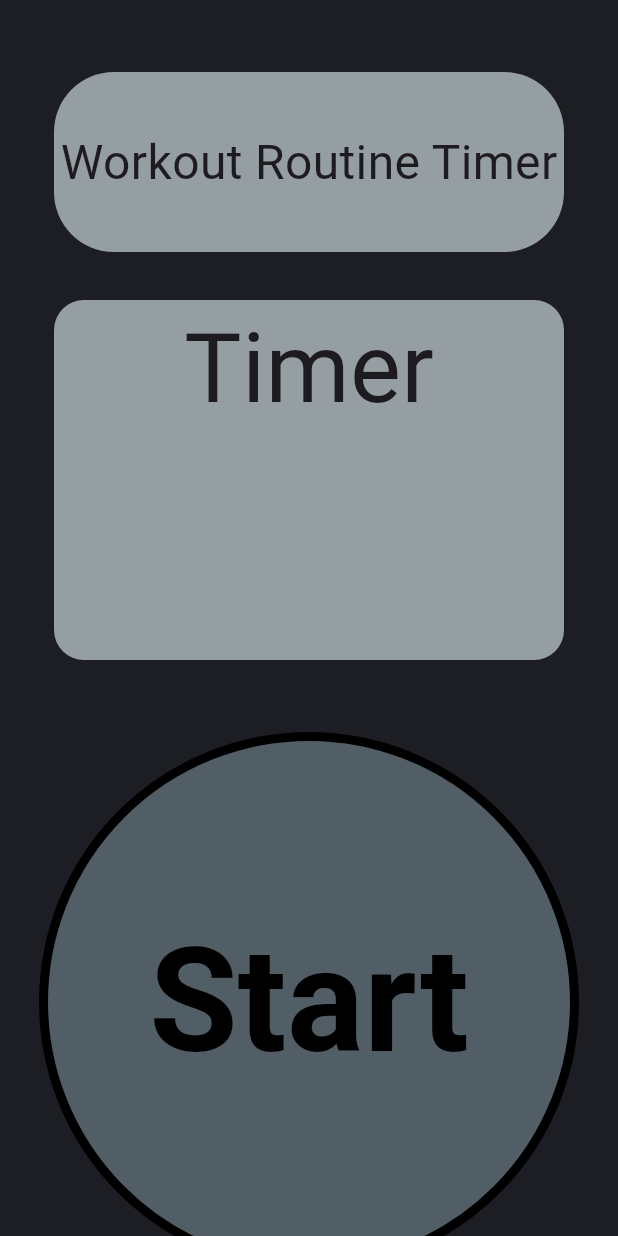
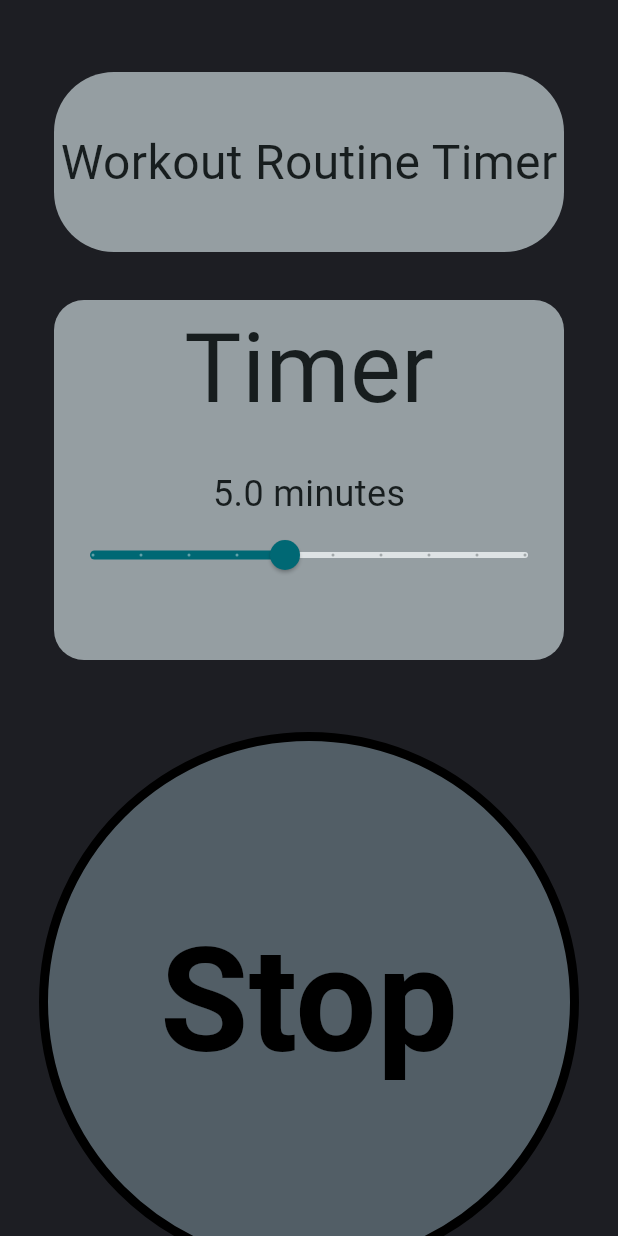
Before and after one commit to BAUu/flutter_workout_routine_timer_app, a Flutter app: the screen it shows after launch, after a tap on "Start", on a phone screen of 412 x 824 dp. Run offline on Flutter 3.47's test engine with Material 3 defaults, Android fonts, the phone set to English and light mode, and no system bars; Roboto replaces fonts that are missing (April16thTTF-Promise, April16thTTF-Safety).

Commit message:
feat: 버튼 누를시 start와 stop 나오게 변경

```diff
--- a/lib/main.dart
+++ b/lib/main.dart
@@ -14,7 +14,7 @@
     return MaterialApp(
       title: 'Flutter Demo',
       theme: ThemeData(
-        colorScheme: ColorScheme.fromSeed(seedColor: Colors.deepPurple),
+        colorScheme: ColorScheme.fromSeed(seedColor: Colors.white),
         useMaterial3: true,
       ),
       home: MainScreen(),
--- a/lib/presentation/screen/main_screen.dart
+++ b/lib/presentation/screen/main_screen.dart
@@ -1,13 +1,30 @@
 import 'package:flutter/material.dart';
 
 class MainScreen extends StatefulWidget {
-  const MainScreen({super.key});
+  const MainScreen({Key? key}) : super(key: key);
 
   @override
   State<MainScreen> createState() => _MainScreenState();
 }
 
 class _MainScreenState extends State<MainScreen> {
+  double _selectedMinutes = 5; // 초기 선택값: 5분
+  bool _isRunning  = true;
+
+  void _toggleTimer() {
+    setState(() {
+      _isRunning = !_isRunning;
+    });
+
+    if (_isRunning) {
+      // 시작할 때 수행할 작업 추가
+      print('Timer started');
+    } else {
+      // 정지할 때 수행할 작업 추가
+      print('Timer stopped');
+    }
+  }
+
   @override
   Widget build(BuildContext context) {
     return Scaffold(
@@ -31,7 +48,9 @@ class _MainScreenState extends State<MainScreen> {
                   child: Text(
                     'Workout Routine Timer',
                     style: TextStyle(
-                        fontSize: 32, fontFamily: 'April16thTTF-Safety'),
+                      fontSize: 32,
+                      fontFamily: 'April16thTTF-Safety',
+                    ),
                   ),
                 ),
               ),
@@ -51,9 +70,29 @@ class _MainScreenState extends State<MainScreen> {
                   Text(
                     'Timer',
                     style: TextStyle(
-                        fontSize: 64, fontFamily: 'April16thTTF-Safety'),
+                      fontSize: 64,
+                      fontFamily: 'April16thTTF-Safety',
+                    ),
                   ),
-
+                  SizedBox(height: 20),
+                  Text(
+                    '$_selectedMinutes minutes',
+                    style: TextStyle(
+                      fontSize: 24,
+                      fontFamily: 'April16thTTF-Safety',
+                    ),
+                  ),
+                  Slider(
+                    value: _selectedMinutes,
+                    min: 1,
+                    max: 10,
+                    divisions: 9, // Slider의 구분선 수
+                    onChanged: (newValue) {
+                      setState(() {
+                        _selectedMinutes = newValue;
+                      });
+                    },
+                  ),
                 ],
               ),
             ),
@@ -71,15 +110,19 @@ class _MainScreenState extends State<MainScreen> {
             ),
             child: TextButton(
               onPressed: () {
-                // 버튼이 눌렸을 때 수행할 작업을 여기에 추가하세요.
+                // 선택한 시간을 이용하여 작업을 수행할 수 있습니다.
+                setState(() {
+                    _toggleTimer();
+                });
               },
               child: Text(
-                'Start',
+                _isRunning ? 'Start' : 'Stop',
                 style: TextStyle(
-                    fontSize: 96,
-                    color: Colors.black,
-                    fontWeight: FontWeight.bold,
-                    fontFamily: 'April16thTTF-Promise'),
+                  fontSize: 96,
+                  color: Colors.black,
+                  fontWeight: FontWeight.bold,
+                  fontFamily: 'April16thTTF-Promise',
+                ),
               ),
             ),
           ),
```
